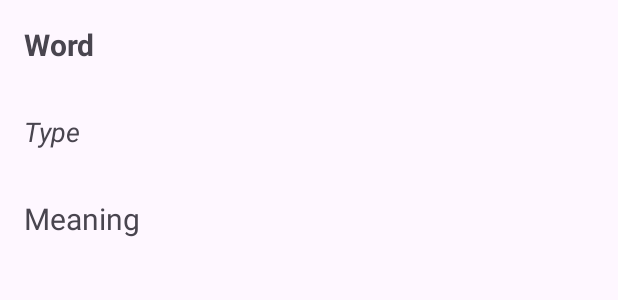
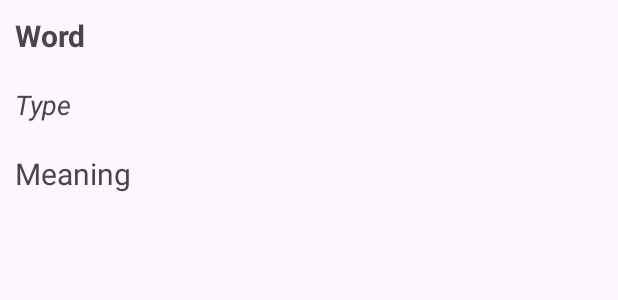
Before and after one commit to ratul-space/SimpleDictionary, an Android app: the layout search_list_item.xml on its own in the app's theme, with its tools: preview values and no code run, on a phone screen of 412 x 824 dp. Shown: the top 300 px of the screen. Run offline under Robolectric (Android 15) with nearby library versions, the phone set to English and light mode, and no system bars.

Commit message:
feat: review and update code

```diff
--- a/app/src/main/java/com/example/simpledictionary/WordDetailActivity.kt
+++ b/app/src/main/java/com/example/simpledictionary/WordDetailActivity.kt
@@ -24,9 +24,9 @@ class WordDetailActivity : AppCompatActivity() {
             val textType = findViewById<TextView>(R.id.txtType)
             val textMeaning = findViewById<TextView>(R.id.txtMeaning)
 
-            textWord?.text = cursor.getString(0)
-            textType?.text = cursor.getString(1)
-            textMeaning?.text = cursor.getString(2)
+            textWord?.text = cursor.getString(cursor.getColumnIndexOrThrow(DictionaryEntryContract.COLUMN_WORD))
+            textType?.text = cursor.getString(cursor.getColumnIndexOrThrow(DictionaryEntryContract.COLUMN_TYPE))
+            textMeaning?.text = cursor.getString(cursor.getColumnIndexOrThrow(DictionaryEntryContract.COLUMN_MEANING))
         }
     }
 }
--- a/app/src/main/res/layout/search_list_item.xml
+++ b/app/src/main/res/layout/search_list_item.xml
@@ -9,7 +9,7 @@
         android:id="@+id/txtWord"
         android:layout_width="wrap_content"
         android:layout_height="wrap_content"
-        android:padding="16dp"
+        android:padding="10dp"
         android:textSize="20sp"
         android:textStyle="bold"
         tools:text="Word" />
@@ -18,7 +18,7 @@
         android:id="@+id/txtType"
         android:layout_width="wrap_content"
         android:layout_height="wrap_content"
-        android:padding="16dp"
+        android:padding="10dp"
         android:textSize="18sp"
         android:textStyle="italic"
         tools:layout_editor_absoluteX="4dp"
@@ -29,7 +29,7 @@
         android:id="@+id/txtMeaning"
         android:layout_width="wrap_content"
         android:layout_height="wrap_content"
-        android:padding="16dp"
+        android:padding="10dp"
         android:textSize="20sp"
         tools:layout_editor_absoluteX="7dp"
         tools:layout_editor_absoluteY="86dp"
```
Also changed, not shown: app/src/main/java/com/example/simpledictionary/DictionaryActivity.kt (+6 -2 lines), app/src/main/java/com/example/simpledictionary/SearchListAdapter.kt (+26 -10 lines).
